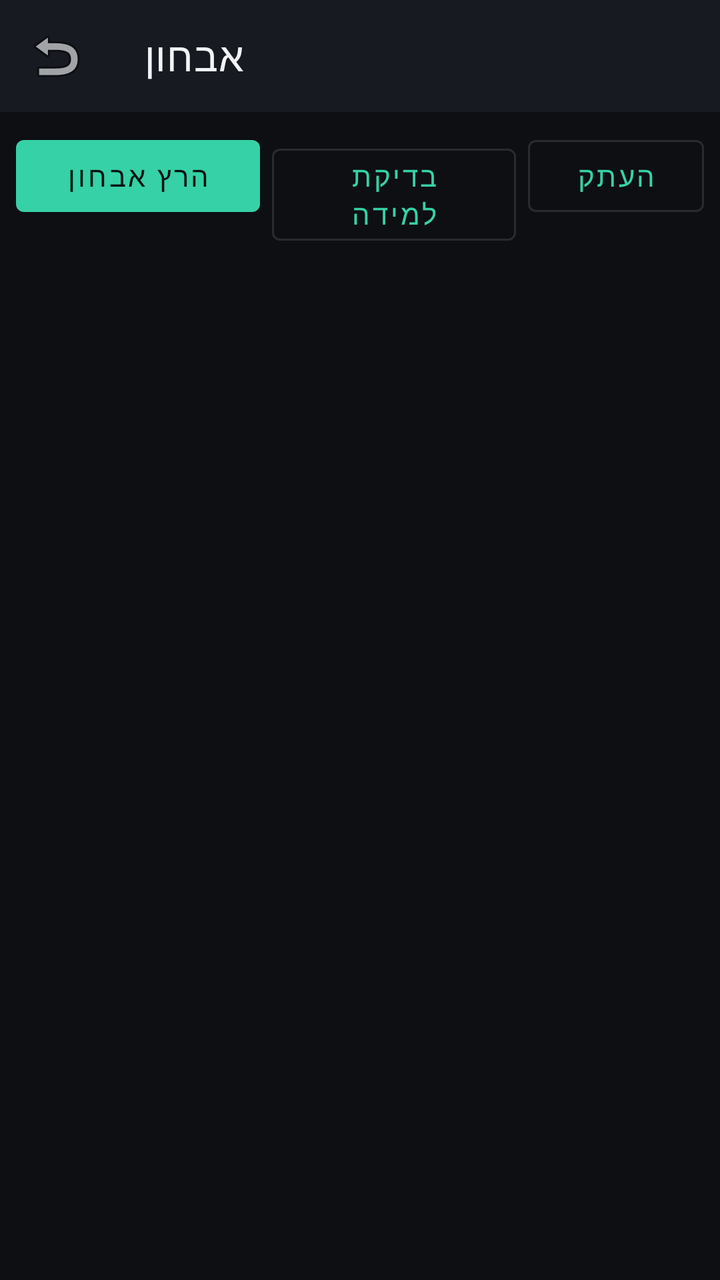
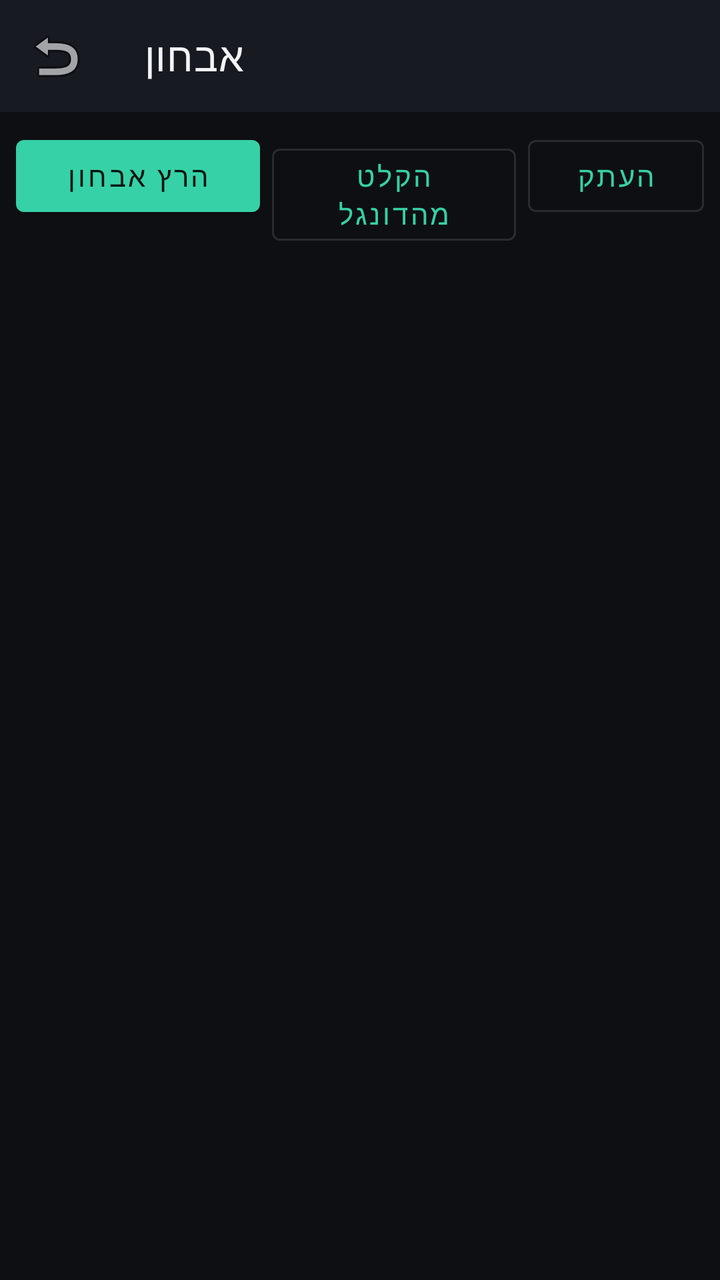

Screens rendered from an Android XML layout before and after an edit, with the pre-edit source and the edit as a unified diff.
<!-- AndroidManifest.xml: application theme Theme.OfflineRemote -->
<!-- res/layout/activity_diag.xml -->
<?xml version="1.0" encoding="utf-8"?>
<LinearLayout xmlns:android="http://schemas.android.com/apk/res/android"
    xmlns:app="http://schemas.android.com/apk/res-auto"
    android:layout_width="match_parent"
    android:layout_height="match_parent"
    android:orientation="vertical"
    android:background="@color/bg">

    <com.google.android.material.appbar.MaterialToolbar
        android:id="@+id/toolbar"
        android:layout_width="match_parent"
        android:layout_height="?attr/actionBarSize"
        android:background="@color/surface"
        app:navigationIcon="@android:drawable/ic_menu_revert"
        app:title="אבחון"
        app:titleTextColor="@color/textPrimary" />

    <LinearLayout
        android:layout_width="match_parent"
        android:layout_height="wrap_content"
        android:orientation="horizontal"
        android:padding="8dp">
        <Button android:id="@+id/btnRun" android:layout_width="0dp" android:layout_weight="1"
            android:layout_height="wrap_content" android:text="הרץ אבחון" />
        <Button android:id="@+id/btnLearn" style="@style/Widget.MaterialComponents.Button.OutlinedButton"
            android:layout_width="0dp" android:layout_weight="1" android:layout_height="wrap_content"
            android:layout_marginStart="6dp" android:text="בדיקת למידה" />
        <Button android:id="@+id/btnCopy" style="@style/Widget.MaterialComponents.Button.OutlinedButton"
            android:layout_width="wrap_content" android:layout_height="wrap_content"
            android:layout_marginStart="6dp" android:text="העתק" />
    </LinearLayout>

    <ScrollView
        android:layout_width="match_parent"
        android:layout_height="match_parent">
        <TextView
            android:id="@+id/out"
            android:layout_width="match_parent"
            android:layout_height="wrap_content"
            android:padding="12dp"
            android:textColor="@color/textPrimary"
            android:textSize="12sp"
            android:fontFamily="monospace"
            android:textIsSelectable="true"
            android:text="" />
    </ScrollView>
</LinearLayout>
<!-- resources referenced by this layout -->
<resources>
  <color name="bg">#0E0F13</color>
  <color name="surface">#171A21</color>
  <color name="textPrimary">#F2F4F7</color>
  <style name="Theme.OfflineRemote" parent="Theme.MaterialComponents.NoActionBar">
          <item name="colorPrimary">@color/primary</item>
          <item name="colorPrimaryVariant">@color/primaryDark</item>
          <item name="colorOnPrimary">@color/onPrimary</item>
          <item name="colorSecondary">@color/primary</item>
          <item name="colorOnSecondary">@color/onPrimary</item>
          <item name="android:colorBackground">@color/bg</item>
          <item name="colorSurface">@color/surface</item>
          <item name="colorOnSurface">@color/textPrimary</item>
          <item name="android:statusBarColor">@color/bg</item>
          <item name="android:windowBackground">@color/bg</item>
          <item name="android:textColorPrimary">@color/textPrimary</item>
          <item name="android:textColorSecondary">@color/textSecondary</item>
      </style>
  <color name="primary">#36D1A6</color>
  <color name="primaryDark">#1FA183</color>
  <color name="onPrimary">#07130F</color>
  <color name="textSecondary">#9AA3B2</color>
</resources>

<!-- the commit's change to res/layout/activity_diag.xml (unified diff, before → after) -->
@@ -24,7 +24,7 @@
             android:layout_height="wrap_content" android:text="הרץ אבחון" />
         <Button android:id="@+id/btnLearn" style="@style/Widget.MaterialComponents.Button.OutlinedButton"
             android:layout_width="0dp" android:layout_weight="1" android:layout_height="wrap_content"
-            android:layout_marginStart="6dp" android:text="בדיקת למידה" />
+            android:layout_marginStart="6dp" android:text="הקלט מהדונגל" />
         <Button android:id="@+id/btnCopy" style="@style/Widget.MaterialComponents.Button.OutlinedButton"
             android:layout_width="wrap_content" android:layout_height="wrap_content"
             android:layout_marginStart="6dp" android:text="העתק" />
